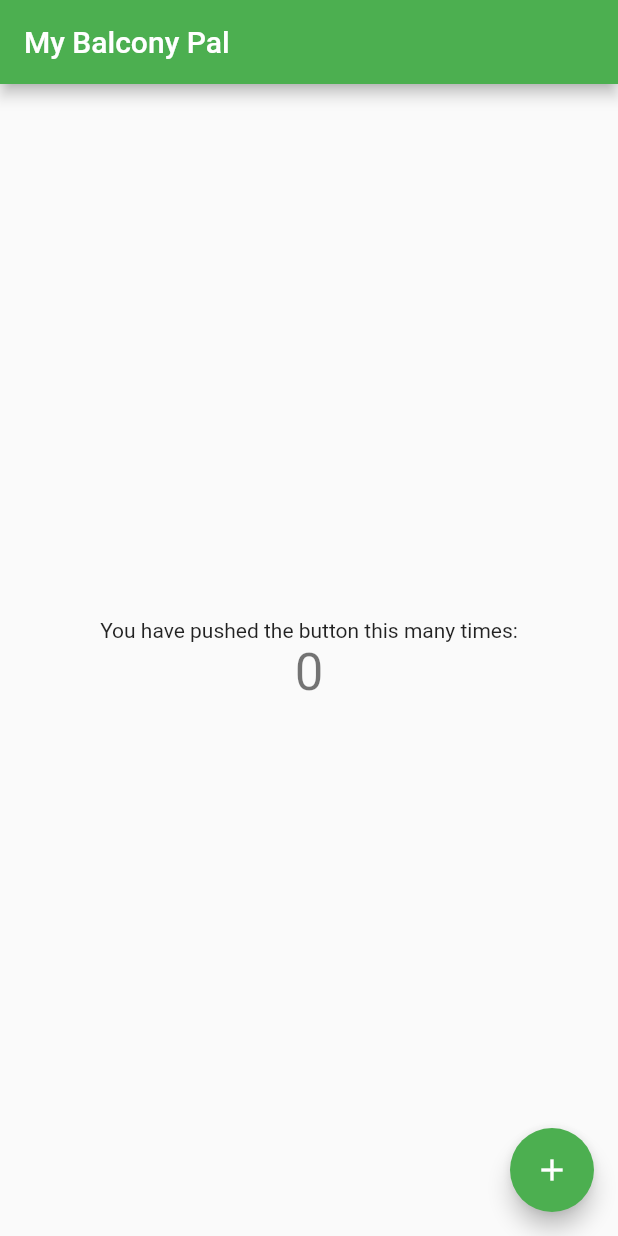
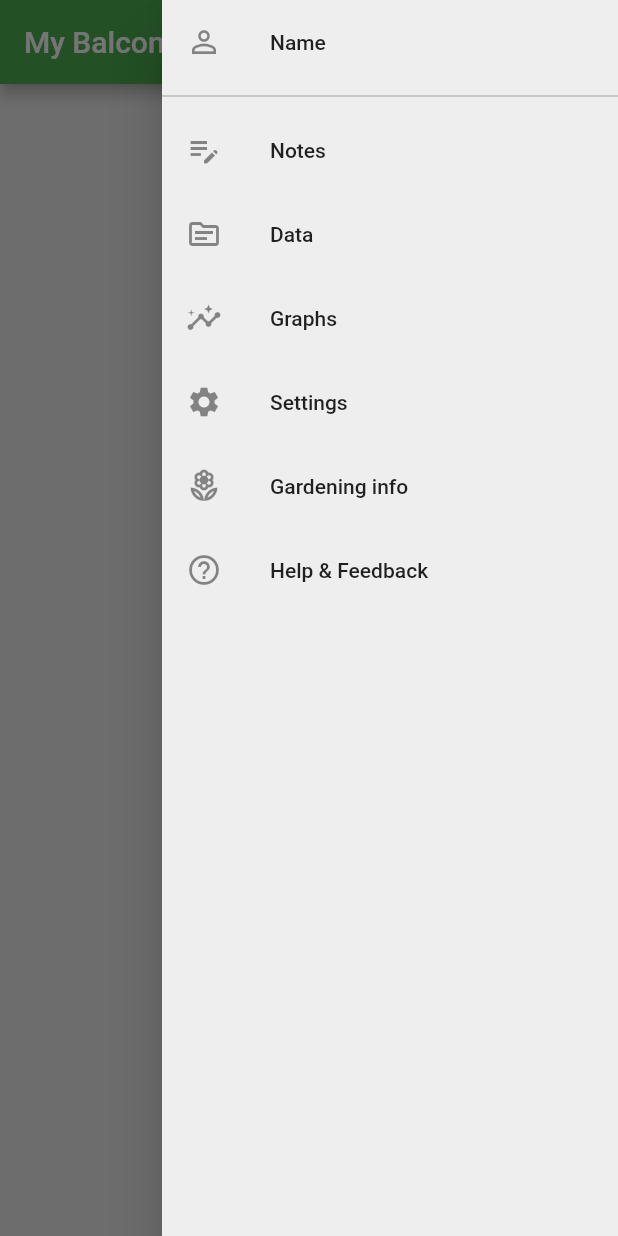
Before and after one commit to EssiPry/lut-my-balcony-pal, a Flutter app: the screen it shows after launch, with the side drawer open (before the commit the screen has no drawer), on a phone screen of 412 x 824 dp. Run offline on Flutter 3.47's test engine with Material 2 defaults, Android fonts, the phone set to English and light mode, and no system bars.

Commit message:
Add rightmenubar

```diff
--- a/my_balcony_pal/lib/main.dart
+++ b/my_balcony_pal/lib/main.dart
@@ -23,6 +23,7 @@
         // Notice that the counter didn't reset back to zero; the application
         // is not restarted.
         primarySwatch: Colors.green,
+        canvasColor: Colors.grey[200]
       ),
       home: const MyHomePage(title: 'My Balcony Pal'),
     );
@@ -63,6 +64,13 @@
 
   @override
   Widget build(BuildContext context) {
+    const drawerIcons = [Icon(Icons.person_outline),
+                        Icon(Icons.edit_note),
+                        Icon(Icons.source_outlined),
+                        Icon(Icons.insights),
+                        Icon(Icons.settings),
+                        Icon(Icons.local_florist),
+                        Icon(Icons.help_outlined)];
     // This method is rerun every time setState is called, for instance as done
     // by the _incrementCounter method above.
     //
@@ -75,41 +83,73 @@
         // the App.build method, and use it to set our appbar title.
         title: Text(widget.title),
       ),
-      body: Center(
-        // Center is a layout widget. It takes a single child and positions it
-        // in the middle of the parent.
-        child: Column(
-          // Column is also a layout widget. It takes a list of children and
-          // arranges them vertically. By default, it sizes itself to fit its
-          // children horizontally, and tries to be as tall as its parent.
-          //
-          // Invoke "debug painting" (press "p" in the console, choose the
-          // "Toggle Debug Paint" action from the Flutter Inspector in Android
-          // Studio, or the "Toggle Debug Paint" command in Visual Studio Code)
-          // to see the wireframe for each widget.
-          //
-          // Column has various properties to control how it sizes itself and
-          // how it positions its children. Here we use mainAxisAlignment to
-          // center the children vertically; the main axis here is the vertical
-          // axis because Columns are vertical (the cross axis would be
-          // horizontal).
-          mainAxisAlignment: MainAxisAlignment.center,
-          children: <Widget>[
-            const Text(
-              'You have pushed the button this many times:',
+      body: const Center(
+        child: Text('My Page!'),
+      ),
+
+
+      //TÄÄ on oikea menu debugin alla piilossa
+      endDrawer: Drawer(
+        child: ListView (
+          // Important: Remove any padding from the ListView.
+          padding: EdgeInsets.zero,
+          children: [
+            ListTile(
+              leading: Icon(Icons.person_outline),
+              title: const Text('Name'),
+
+              onTap: () {
+                Navigator.pop(context);
+              },
             ),
-            Text(
-              '$_counter',
-              style: Theme.of(context).textTheme.headline4,
+            const Divider(
+            color: Colors.grey
+          ),
+            ListTile(
+              leading: Icon(Icons.edit_note),
+              title: const Text('Notes'),
+              onTap: () {
+                Navigator.pop(context);
+              },
+            ),
+            ListTile(
+              leading: Icon(Icons.source_outlined),
+              title: const Text('Data'),
+              onTap: () {
+                Navigator.pop(context);
+              },
+            ),
+            ListTile(
+              leading: Icon(Icons.insights),
+              title: const Text('Graphs'),
+              onTap: () {
+                Navigator.pop(context);
+              },
+            ),
+            ListTile(
+              leading: Icon(Icons.settings),
+              title: const Text('Settings'),
+              onTap: () {
+                Navigator.pop(context);
+              },
+            ),
+            ListTile(
+              leading: Icon(Icons.local_florist_outlined),
+              title: const Text('Gardening info'),
+              onTap: () {
+                Navigator.pop(context);
+              },
+            ),
+             ListTile(
+              leading: Icon(Icons.help_outline),
+              title: const Text('Help & Feedback'),
+              onTap: () {
+                Navigator.pop(context);
+              },
             ),
           ],
         ),
       ),
-      floatingActionButton: FloatingActionButton(
-        onPressed: _incrementCounter,
-        tooltip: 'Increment',
-        child: const Icon(Icons.add),
-      ), // This trailing comma makes auto-formatting nicer for build methods.
     );
   }
 }
```
Also changed, not shown: 1 other file.
